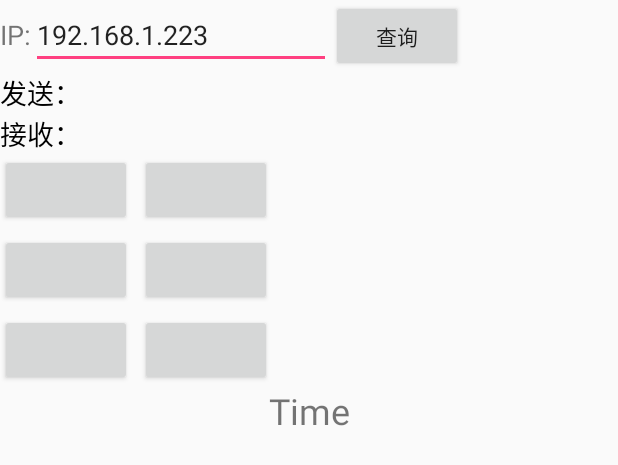
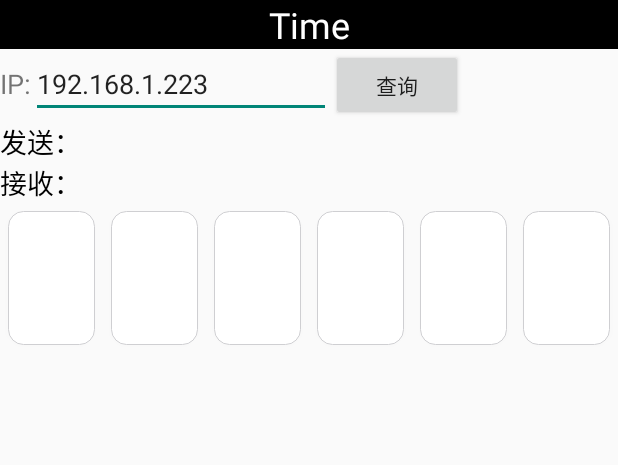
Before and after one commit to WR-Android/JKXT, an Android app: the layout activity_homepage.xml on its own in the app's theme, with its tools: preview values and no code run, on a phone screen of 412 x 824 dp. Shown: the top 465 px of the screen. Run offline under Robolectric (Android 15) with nearby library versions, the phone set to English and light mode, and no system bars.

Commit message:
增加定时判断连接端口并更新按钮UI

```diff
--- a/app/build.gradle
+++ b/app/build.gradle
@@ -18,7 +18,6 @@ android {
         }
     }
 }
-
 dependencies {
     compile fileTree(dir: 'libs', include: ['*.jar'])
     androidTestCompile('com.android.support.test.espresso:espresso-core:2.2.2', {
--- a/app/src/main/java/wang/com/jkxttest/DataInfo.java
+++ b/app/src/main/java/wang/com/jkxttest/DataInfo.java
@@ -1,4 +1,6 @@
 package wang.com.jkxttest;
+
+import android.widget.Button;
 
 /**
  * Created by Administrator on 2019/4/9.
@@ -11,6 +13,14 @@ public class DataInfo {
     //数据库的地址
     public final static String DB_PATH = "/data/data/wang.com.jkxttest/databases/";
 
+    public static String input1;
+    public static String input2;
+    public static String input3;
+    public static String input4;
+    public static String input5;
+    public static String input6;
+    public static Button last_input;
+
     public static String server_ip = "";
     public static int server_port = 20108;
     public static String model_number = "";
@@ -19,6 +29,8 @@ public class DataInfo {
     public static final int UPDATACURRENTTIME = 1;
     public static final int NEWCONNECT = 2;
     public static final int DISCONNECTED = 3;
+    public static final int INPUTCONNECTED = 4;
+
 
 
     //用separator分割的字符串 转换成byte数组
--- /dev/null
+++ b/app/src/main/res/drawable/input_button.xml
@@ -0,0 +1,27 @@
+<?xml version="1.0" encoding="utf-8"?>
+<selector xmlns:android="http://schemas.android.com/apk/res/android">
+    <item android:state_pressed="true">
+        <shape android:shape="rectangle">
+            <solid android:color="#f5f5f5"/>
+            <corners android:topLeftRadius="10dp"
+                android:topRightRadius="10dp"
+                android:bottomRightRadius="10dp"
+                android:bottomLeftRadius="10dp" />
+            <stroke android:width="1px"
+                android:color="#cfcfd2"/>
+            <padding android:top="1px"/>
+        </shape>
+    </item>
+    <item>
+        <shape android:shape="rectangle">
+            <solid android:color="#ffffff"/>
+            <corners android:topLeftRadius="10dp"
+                android:topRightRadius="10dp"
+                android:bottomRightRadius="10dp"
+                android:bottomLeftRadius="10dp" />
+            <stroke android:width="1px"
+                android:color="#cfcfd2"/>
+            <padding android:top="1px"/>
+        </shape>
+    </item>
+</selector>
--- /dev/null
+++ b/app/src/main/res/drawable/input_button_click.xml
@@ -0,0 +1,27 @@
+<?xml version="1.0" encoding="utf-8"?>
+<selector xmlns:android="http://schemas.android.com/apk/res/android">
+    <item android:state_pressed="true">
+        <shape android:shape="rectangle">
+            <solid android:color="#f5f5f5"/>
+            <corners android:topLeftRadius="10dp"
+                android:topRightRadius="10dp"
+                android:bottomRightRadius="10dp"
+                android:bottomLeftRadius="10dp" />
+            <stroke android:width="1px"
+                android:color="#cfcfd2"/>
+            <padding android:top="1px"/>
+        </shape>
+    </item>
+    <item>
+        <shape android:shape="rectangle">
+            <solid android:color="#0bd716"/>
+            <corners android:topLeftRadius="10dp"
+                android:topRightRadius="10dp"
+                android:bottomRightRadius="10dp"
+                android:bottomLeftRadius="10dp" />
+            <stroke android:width="1px"
+                android:color="#cfcfd2"/>
+            <padding android:top="1px"/>
+        </shape>
+    </item>
+</selector>
--- a/app/src/main/res/layout/activity_homepage.xml
+++ b/app/src/main/res/layout/activity_homepage.xml
@@ -9,17 +9,39 @@
     <LinearLayout
         android:layout_width="match_parent"
         android:layout_height="wrap_content"
+        android:orientation="horizontal"
+        android:background="#000000">
+
+        <TextView
+            android:id="@+id/tv_time"
+            android:layout_width="match_parent"
+            android:layout_height="wrap_content"
+            android:layout_gravity="center"
+            android:gravity="center_horizontal"
+            android:text="Time"
+            android:textColor="#ffffff"
+            android:textSize="24sp" />
+
+        <!--<ImageButton-->
+            <!--android:layout_width="wrap_content"-->
+            <!--android:layout_height="wrap_content"-->
+            <!--android:src=""/>-->
+
+    </LinearLayout>
+
+    <LinearLayout
+        android:layout_width="match_parent"
+        android:layout_height="wrap_content"
         android:orientation="horizontal">
 
         <TextView
             android:layout_width="wrap_content"
+            android:layout_height="wrap_content"
             android:text="IP:"
-            android:textSize="18sp"
-            android:layout_height="wrap_content" />
+            android:textSize="18sp" />
 
         <EditText
             android:id="@+id/et_ip"
-
             android:layout_width="200dp"
             android:layout_height="wrap_content"
             android:text="192.168.1.223"
@@ -60,6 +82,7 @@
         android:orientation="horizontal">
 
         <TextView
+            android:id="@+id/textView"
             android:layout_width="wrap_content"
             android:layout_height="wrap_content"
             android:text="接收： "
@@ -75,89 +98,63 @@
     </LinearLayout>
 
     <LinearLayout
-        android:id="@+id/LL_1"
         android:layout_width="match_parent"
-        android:layout_height="wrap_content"
-        android:orientation="horizontal">
+        android:layout_height="100dp">
 
         <Button
             android:id="@+id/btn_1"
-            android:layout_width="wrap_content"
-            android:layout_height="wrap_content"
-            android:layout_gravity="center_horizontal"
-             />
+            android:layout_width="match_parent"
+            android:layout_height="match_parent"
+            android:layout_margin="5dp"
+            android:layout_weight="1"
+            android:background="@drawable/input_button"
+            android:gravity="center" />
 
         <Button
             android:id="@+id/btn_2"
-            android:layout_width="wrap_content"
-            android:layout_height="wrap_content"
-            android:layout_marginLeft="5dp"
-             />
+            android:layout_width="match_parent"
+            android:layout_height="match_parent"
+            android:layout_margin="5dp"
+            android:layout_weight="1"
+            android:background="@drawable/input_button"
+            android:gravity="center" />
+
+        <Button
+            android:id="@+id/btn_3"
+            android:layout_width="match_parent"
+            android:layout_height="match_parent"
+            android:layout_margin="5dp"
+            android:layout_weight="1"
+            android:background="@drawable/input_button"
+            android:gravity="center" />
+
+        <Button
+            android:id="@+id/btn_4"
+            android:layout_width="match_parent"
+            android:layout_height="match_parent"
+            android:layout_margin="5dp"
+            android:layout_weight="1"
+            android:background="@drawable/input_button"
+            android:gravity="center" />
+
+        <Button
+            android:id="@+id/btn_5"
+            android:layout_width="match_parent"
+            android:layout_height="match_parent"
+            android:layout_margin="5dp"
+            android:layout_weight="1"
+            android:background="@drawable/input_button"
+            android:gravity="center" />
+
+        <Button
+            android:id="@+id/btn_6"
+            android:layout_width="match_parent"
+            android:layout_height="match_parent"
+            android:layout_margin="5dp"
+            android:layout_weight="1"
+            android:background="@drawable/input_button"
+            android:gravity="center" />
 
     </LinearLayout>
 
-    <LinearLayout
-        android:id="@+id/LL_2"
-        android:layout_width="match_parent"
-        android:layout_height="wrap_content"
-        android:orientation="horizontal">
-
-        <Button
-            android:id="@+id/btn_3"
-            android:layout_width="wrap_content"
-            android:layout_height="wrap_content"
-            android:layout_marginTop="5dp"
-             />
-
-        <Button
-            android:id="@+id/btn_4"
-            android:layout_width="wrap_content"
-            android:layout_height="wrap_content"
-            android:layout_marginLeft="5dp"
-            android:layout_marginTop="5dp"
-             />
-
-    </LinearLayout>
-
-    <LinearLayout
-        android:id="@+id/LL_3"
-        android:layout_width="match_parent"
-        android:layout_height="wrap_content"
-        android:orientation="horizontal">
-
-        <Button
-            android:id="@+id/btn_5"
-            android:layout_width="wrap_content"
-            android:layout_height="wrap_content"
-            android:layout_marginTop="5dp"
-             />
-
-        <Button
-            android:id="@+id/btn_6"
-            android:layout_width="wrap_content"
-            android:layout_height="wrap_content"
-            android:layout_marginLeft="5dp"
-            android:layout_marginTop="5dp"
-             />
-
-    </LinearLayout>
-
-
-    <LinearLayout
-        android:layout_width="match_parent"
-        android:layout_height="wrap_content"
-        android:orientation="horizontal">
-
-        <TextView
-            android:id="@+id/tv_time"
-            android:layout_width="match_parent"
-            android:layout_height="wrap_content"
-            android:layout_gravity="center"
-            android:gravity="center_horizontal"
-            android:text="Time"
-            android:textSize="24sp" />
-
-    </LinearLayout>
-
-
 </LinearLayout>
--- a/app/src/main/res/values/styles.xml
+++ b/app/src/main/res/values/styles.xml
@@ -8,4 +8,8 @@
         <item name="colorAccent">@color/colorAccent</item>
     </style>
 
+    <style name="MyTheme" parent="Theme.AppCompat.Light.NoActionBar">
+        <item name="android:windowFullscreen">true</item>
+    </style>
+
 </resources>
```
Also changed, not shown: app/src/main/AndroidManifest.xml (+7 -4 lines), app/src/main/java/agreement/Models.java (+52 -6 lines), app/src/main/java/mThread/CheckInputThread.java (added, +33 -0 lines), app/src/main/java/mThread/UDPReceiveThread.java (+21 -8 lines), app/src/main/java/wang/com/jkxttest/HomePageActivity.java (+57 -17 lines), 1 other file.
